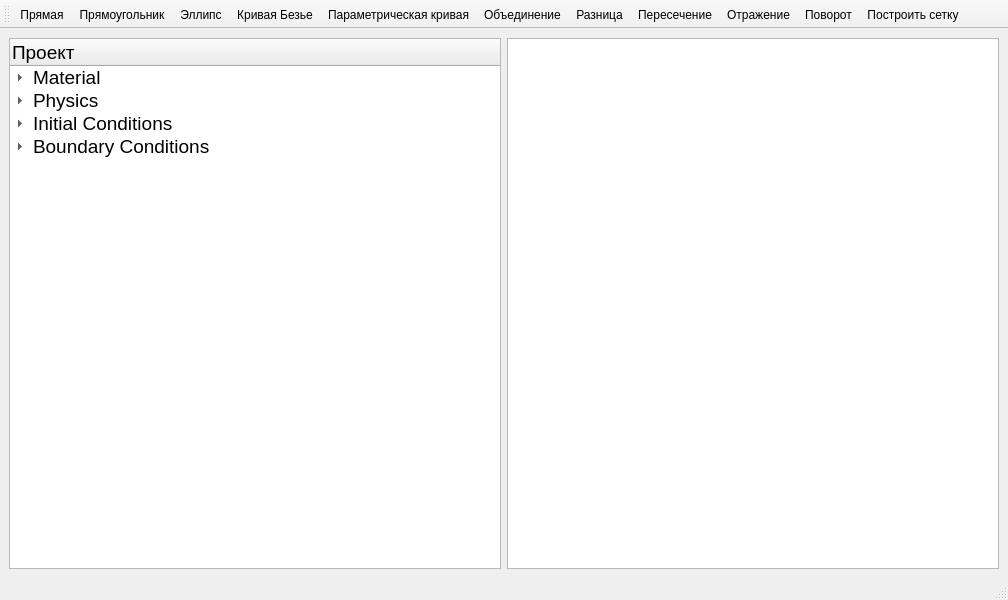
First picture: the form in modules/data/src/ui/template8.ui, repository baltikaa9/comsol-free, before the edit.
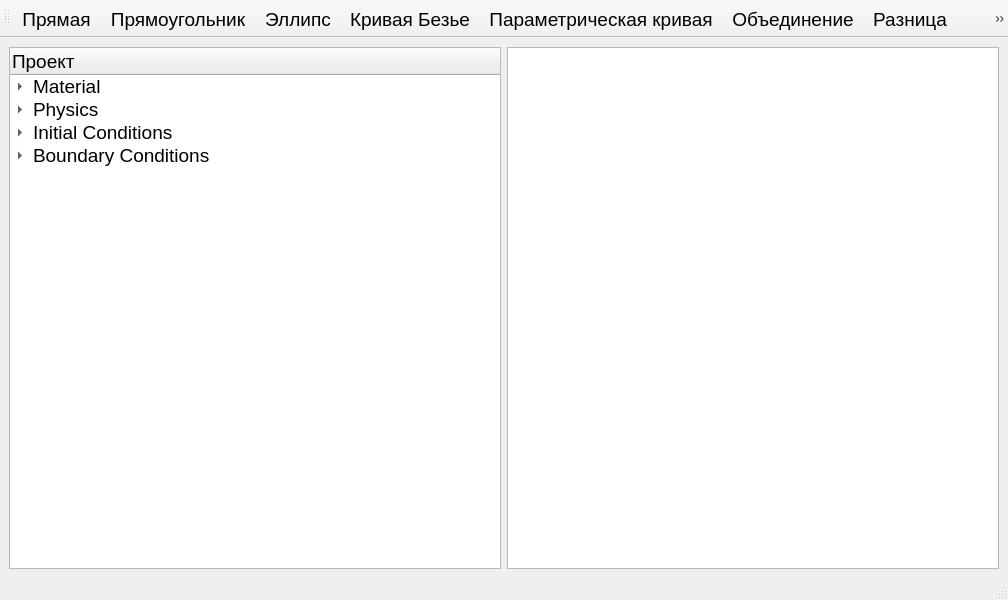
Second picture: the form after the edit. Custom widgets are drawn as their Qt base class.

Patch:
```diff
--- a/modules/data/src/ui/template8.ui
+++ b/modules/data/src/ui/template8.ui
@@ -104,6 +104,11 @@
   </widget>
   <widget class="QStatusBar" name="statusbar"/>
   <widget class="QToolBar" name="mainToolBar">
+   <property name="font">
+    <font>
+     <pointsize>14</pointsize>
+    </font>
+   </property>
    <property name="windowTitle">
     <string>Tools</string>
    </property>
```
